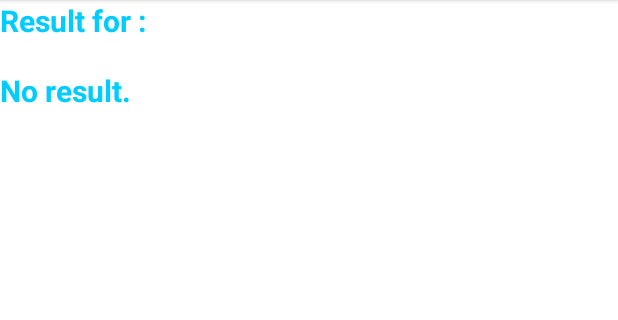
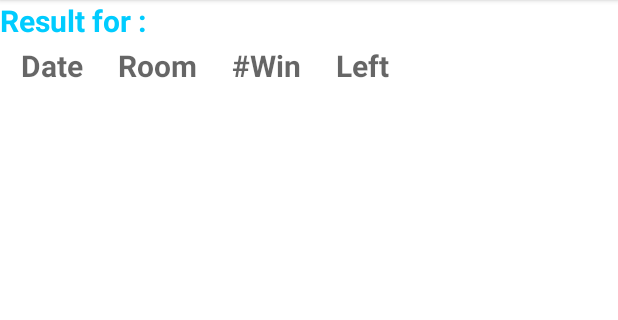
Before and after one commit to madasilva1/Searchable, an Android app: the SearchActivity screen opened directly, with no data from a screen before it, after a tap on "SEARCH", on a phone screen of 412 x 824 dp, the part 259-579 px from its top. Run offline under Robolectric (Android 15) with nearby library versions, the phone set to English and light mode, and no system bars; 2 statements that could not run were skipped.

Commit message:
improving Search activity layout

```diff
--- a/app/src/main/java/com/example/wordlistsqlsearchable/SearchActivity.java
+++ b/app/src/main/java/com/example/wordlistsqlsearchable/SearchActivity.java
@@ -39,9 +39,6 @@ public class SearchActivity extends AppCompatActivity {
         nameadapter = new ArrayAdapter<Object>(getApplicationContext(), android.R.layout.simple_list_item_1);
         namelist.setAdapter(nameadapter);
 
-
-     //   Intent intent = new Intent(getBaseContext(), DisplaySearch.class);
-       // startActivity(intent);
       String word = mEditWordView.getText().toString();
         mTextView.setText("Result for " + word + ":\n\n");
         mTextView.setMovementMethod(new ScrollingMovementMethod());
--- a/app/src/main/res/layout/activity_main.xml
+++ b/app/src/main/res/layout/activity_main.xml
@@ -12,7 +12,7 @@
         android:layout_height="wrap_content"
         android:textSize="18dp"
         android:id="@+id/textView"
-        android:text = "Enter (Date. Room. #Win. Issues) "
+        android:text = "Enter (Date. Room. #Win. Left) "
         android:layout_marginLeft="10dp"
         android:layout_marginTop="10dp"
         />
--- a/app/src/main/res/layout/activity_search.xml
+++ b/app/src/main/res/layout/activity_search.xml
@@ -29,17 +29,29 @@
     <TextView
         android:id="@+id/search_result"
         android:layout_width="match_parent"
-        android:layout_height="300dp"
+        android:layout_height="30dp"
         android:textStyle="bold"
         android:textColor="#00ccff"
-        android:maxLines="35"
-        android:minLines="1"
-        android:scrollbars="vertical"
         android:textSize="20sp"
         android:hint="@string/search_results"/>
+    <TextView
+        android:layout_width="match_parent"
+        android:layout_height="wrap_content"
+        android:textStyle="bold"
+        android:textColor="#00ccff"
+        android:textSize="20sp"
+        android:hint="   Date     Room     #Win     Left"/>
+
     <ListView
         android:id="@+id/lv"
         android:layout_width="wrap_content"
-        android:layout_height="wrap_content"/>
+        android:layout_height="wrap_content"
+        android:scrollbars="vertical"
+        android:maxLines="35"
+        android:minLines="1"
+        android:textStyle="bold"
+        android:textColor="#00ccff"
+        android:textSize = "20sp"
+        />
 
 </LinearLayout>
--- a/app/src/main/res/values/strings.xml
+++ b/app/src/main/res/values/strings.xml
@@ -10,7 +10,7 @@
     <string name="button_edit">Edit</string>
     <string name="button_delete">Delete</string>
     <string name="button_search">Search</string>
-    <string name="search_results">Search results.</string>
+    <string name="search_results">Search results</string>
     <string name="menu_search">Search...</string>
     <string name="empty_word_not_saved">Word not saved because it is empty.</string>
     <string name="no_result">No result.</string>
```
